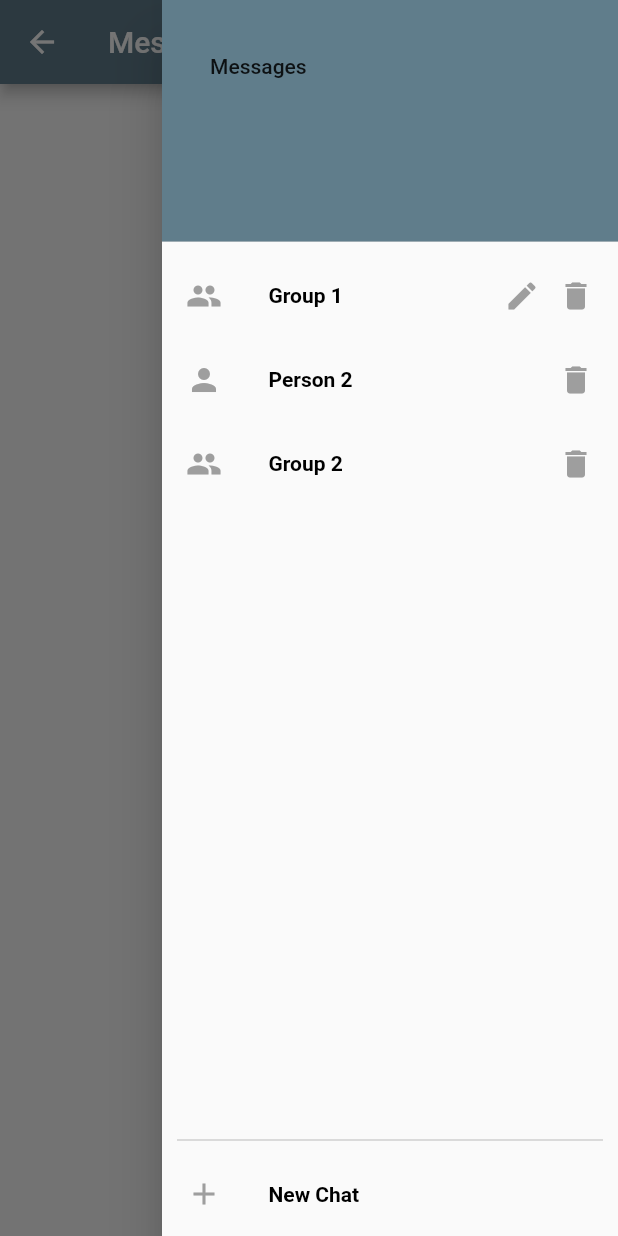
After one commit to matheusgm/Learning-Flutter-Tools, a Flutter app: the MessengerScreen screen opened by its route, with the side drawer open, on a phone screen of 412 x 824 dp. The commit adds this screen. Run offline on Flutter 3.47's test engine with Material 2 defaults, Android fonts, the phone set to English and light mode, and no system bars; our stand-ins replace sprintf.

Commit message:
break in more classes

```diff
--- a/lib/messenger_screen.dart
+++ b/lib/messenger_screen.dart
@@ -1,8 +1,12 @@
 import 'package:flutter/material.dart';
 import 'package:learning_flutter_tools/model/group_chat.dart';
 import 'package:learning_flutter_tools/model/personal_chat.dart';
+import 'package:learning_flutter_tools/widget/group_list_tile.dart';
 import 'package:learning_flutter_tools/widget/modal_widget.dart';
+import 'package:learning_flutter_tools/widget/my_drawer_widget.dart';
 import 'package:learning_flutter_tools/widget/my_list_tile_widget.dart';
+import 'package:learning_flutter_tools/widget/my_radio.dart';
+import 'package:learning_flutter_tools/widget/personal_list_tile.dart';
 import 'dart:developer' as developer;
 import 'model/chat.dart';
 import 'model/message.dart';
@@ -107,56 +111,36 @@ class _MessengerScreen extends State<MessengerScreen> {
       body: Center(
         child: indexChatOn == -1 ? const Text("SEM CHAT") : ChatWidget(idClient, chatsList[indexChatOn]),
       ),
-      endDrawer: Drawer(
-        child: Column(
-          children: [
-            myDrawerHeader(),
-            myDrawerList(),
-            myDrawerFooter(),
+      endDrawer: MyDrawer(
+        headerTitle: const ListTile(
+          title: Text('Messages'),
+        ),
+        body: drawerBody(),
+        footerBody: [
+          drawerFooterBody(),
         ],
-        ),
       ),
     );
   }
 
-  Widget myDrawerHeader() {
-    return const DrawerHeader(
-      child: ListTile(
-        title: Text('Messages'),
-      ),
-      decoration: BoxDecoration(color: Colors.blueGrey),
-    );
-  }
-
-  Widget myDrawerList() {
-    return Expanded(
-      child: ListView.builder(
+  Widget drawerBody() {
+    return ListView.builder(
       // controller: listViewScrollController,
       padding: EdgeInsets.zero,
       itemCount: chatsList.length,
       itemBuilder: (context, index) {
         Chat obj = chatsList[index];
         return obj is PersonalChat
-                ? personListTile(index: index, personName: "Person ${obj.idReceveir}")
+            ? personalListTile(obj, index)
             : obj is GroupChat
-                    ? groupListTile(index: index, groupName: obj.title)
+                ? groupListTile(obj, index)
                 : Container();
-          }),
+      },
     );
   }
 
-  Widget myDrawerFooter() {
-    return Align(
-      alignment: FractionalOffset.bottomCenter,
-      child: Column(
-        children: <Widget>[
-          const Divider(
-            thickness: 1,
-            indent: 10,
-            endIndent: 10,
-            color: Color.fromARGB(255, 208, 208, 208),
-          ),
-          GestureDetector(
+  Widget drawerFooterBody() {
+    return GestureDetector(
       onTap: () {
         developer.log("Creating a new group", name: messengerScreen);
         showDialog(
@@ -185,56 +169,36 @@ class _MessengerScreen extends State<MessengerScreen> {
         leading: Icon(Icons.add),
         title: 'New Chat',
       ),
-          ),
-        ],
-      ),
     );
   }
 
   Widget createNewChatModalBody(StateSetter setState) {
-    return Column(
+    return StatefulBuilder(
+      builder: (context, setState) => Column(
         mainAxisSize: MainAxisSize.min,
         children: [
           Row(
             mainAxisAlignment: MainAxisAlignment.spaceEvenly,
             children: [
-            Row(
-              children: [
-                Radio(
+              MyRadio(
+                name: "Personal",
                 value: 1,
                 groupValue: radioValue,
-                  onChanged: (int? value) {
+                radioChange: (dynamic value) {
                   setState(() {
                     radioValue = value;
                   });
                 },
-                  visualDensity: const VisualDensity(
-                    horizontal: VisualDensity.minimumDensity,
-                    vertical: VisualDensity.minimumDensity,
               ),
-                  materialTapTargetSize: MaterialTapTargetSize.shrinkWrap,
-                ),
-                const Text("Personal")
-              ],
-            ),
-            Row(
-              children: [
-                Radio(
+              MyRadio(
+                name: "Group",
                 value: 2,
                 groupValue: radioValue,
-                  onChanged: (int? value) {
+                radioChange: (dynamic value) {
                   setState(() {
                     radioValue = value;
                   });
                 },
-                  visualDensity: const VisualDensity(
-                    horizontal: VisualDensity.minimumDensity,
-                    vertical: VisualDensity.minimumDensity,
-                  ),
-                  materialTapTargetSize: MaterialTapTargetSize.shrinkWrap,
-                ),
-                const Text("Group")
-              ],
               ),
             ],
           ),
@@ -244,47 +208,20 @@ class _MessengerScreen extends State<MessengerScreen> {
                   ? const Text("Group Body")
                   : const Text("Hello body"),
         ],
+      ),
     );
   }
 
-  Widget groupListTile({int? index, String? groupName}) {
-    GroupChat gc = chatsList[index!] as GroupChat;
-    return MyListTile(
-      leading: const Icon(Icons.group),
-      title: groupName,
-      trailing1: idClient == gc.idAdmin ? const Icon(Icons.edit) : null,
-      trailing2: const Icon(Icons.delete),
-      onTap1: () {
-        developer.log("Editing groupe <${gc.title}>", name: messengerScreen);
-        showDialog(
-          context: context,
-          builder: (BuildContext context) {
-            return Modal(
-              headerTitle: gc.title,
-              modalButtons: ModalButtons.cancelAndAccept,
-            );
-          },
-        );
-      },
-      onTap2: () {
-        developer.log("Deleting groupe <${gc.title}>", name: messengerScreen);
-      },
-      onTapTile: () {
+  Widget personalListTile(PersonalChat pc, int index) {
+    return PersonalListTile(
+      title: "Person ${pc.idReceveir}",
+      tileTap: () {
         setState(() {
           indexChatOn = index;
         });
         Navigator.pop(context);
       },
-    );
-  }
-
-  Widget personListTile({int? index, String? personName}) {
-    PersonalChat pc = chatsList[index!] as PersonalChat;
-    return MyListTile(
-      leading: const Icon(Icons.person),
-      title: personName,
-      trailing2: const Icon(Icons.delete),
-      onTap2: () {
+      onDelete: () {
         showDialog(
           context: context,
           builder: (BuildContext context) {
@@ -297,19 +234,41 @@ class _MessengerScreen extends State<MessengerScreen> {
                   Navigator.pop(context);
                 },
                 () {
-                  developer.log("Deleting person <${pc.idReceveir}>", name: messengerScreen);
+                  developer.log("Deleting person <Person ${pc.idReceveir}>", name: messengerScreen);
                 }
               ],
             );
           },
         );
       },
-      onTapTile: () {
+    );
+  }
+
+  Widget groupListTile(GroupChat gc, int index) {
+    return GroupListTile(
+      title: gc.title,
+      clientIsAdmin: idClient == gc.idAdmin,
+      tileTap: () {
         setState(() {
           indexChatOn = index;
         });
         Navigator.pop(context);
       },
+      onDelete: () {
+        developer.log("Deleting groupe <${gc.title}>", name: messengerScreen);
+      },
+      onEdit: () {
+        developer.log("Editing groupe <${gc.title}>", name: messengerScreen);
+        showDialog(
+          context: context,
+          builder: (BuildContext context) {
+            return Modal(
+              headerTitle: gc.title,
+              modalButtons: ModalButtons.cancelAndAccept,
+            );
+          },
+        );
+      },
     );
   }
 }
--- /dev/null
+++ b/lib/widget/group_list_tile.dart
@@ -0,0 +1,32 @@
+import 'package:flutter/material.dart';
+import 'my_list_tile_widget.dart';
+
+class GroupListTile extends StatelessWidget {
+  final String? title;
+  final bool clientIsAdmin;
+  final void Function()? tileTap;
+  final void Function()? onEdit;
+  final void Function()? onDelete;
+
+  const GroupListTile({
+    Key? key,
+    this.clientIsAdmin = false,
+    this.tileTap,
+    this.onEdit,
+    this.onDelete,
+    this.title,
+  }) : super(key: key);
+
+  @override
+  Widget build(BuildContext context) {
+    return MyListTile(
+      leading: const Icon(Icons.group),
+      title: title,
+      trailing1: clientIsAdmin ? const Icon(Icons.edit) : null,
+      trailing2: const Icon(Icons.delete),
+      onTap1: onEdit,
+      onTap2: onDelete,
+      onTapTile: tileTap,
+    );
+  }
+}
--- /dev/null
+++ b/lib/widget/my_drawer_widget.dart
@@ -0,0 +1,53 @@
+import 'package:flutter/material.dart';
+
+class MyDrawer extends StatelessWidget {
+  final String? text;
+  final List<Widget>? footerBody;
+  final Widget? body;
+  final Widget? headerTitle;
+
+  const MyDrawer({Key? key, this.text, this.footerBody, this.body, this.headerTitle}) : super(key: key);
+
+  @override
+  Widget build(BuildContext context) {
+    return Drawer(
+      child: Column(
+        children: [
+          myDrawerHeader(),
+          myDrawerList(),
+          myDrawerFooter(),
+        ],
+      ),
+    );
+  }
+
+  Widget myDrawerHeader() {
+    return DrawerHeader(
+      child: headerTitle ?? const Text("Header Title is NULL"),
+      decoration: const BoxDecoration(color: Colors.blueGrey),
+    );
+  }
+
+  Widget myDrawerList() {
+    return Expanded(
+      child: body ?? const Text("Body is NULL"),
+    );
+  }
+
+  Widget myDrawerFooter() {
+    return Align(
+      alignment: FractionalOffset.bottomCenter,
+      child: Column(
+        children: <Widget>[
+          const Divider(
+            thickness: 1,
+            indent: 10,
+            endIndent: 10,
+            color: Color.fromARGB(255, 208, 208, 208),
+          ),
+          ...footerBody ?? [Container()]
+        ],
+      ),
+    );
+  }
+}
--- /dev/null
+++ b/lib/widget/personal_list_tile.dart
@@ -0,0 +1,26 @@
+import 'package:flutter/material.dart';
+import 'my_list_tile_widget.dart';
+
+class PersonalListTile extends StatelessWidget {
+  final String? title;
+  final void Function()? tileTap;
+  final void Function()? onDelete;
+
+  const PersonalListTile({
+    Key? key,
+    this.tileTap,
+    this.onDelete,
+    this.title,
+  }) : super(key: key);
+
+  @override
+  Widget build(BuildContext context) {
+    return MyListTile(
+      leading: const Icon(Icons.person),
+      title: title,
+      trailing2: const Icon(Icons.delete),
+      onTap2: onDelete,
+      onTapTile: tileTap,
+    );
+  }
+}
```
Also changed, not shown: lib/widget/my_radio.dart (added, +33 -0 lines). Lines whose indentation alone changed are shown as unchanged.
